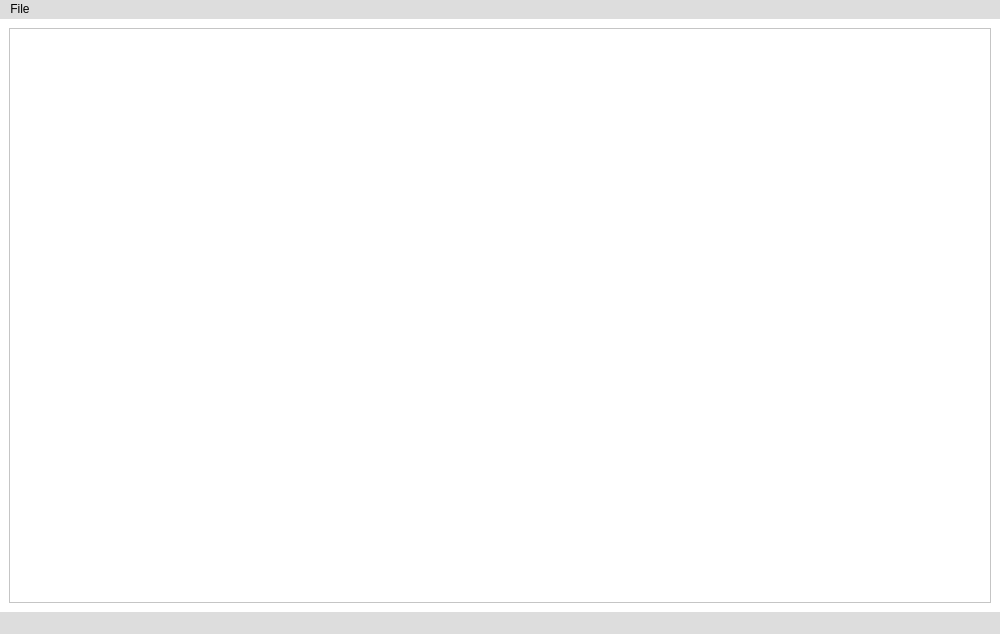
Old version of the form View/MainWindowUI.ui in the repository R1ma0/ImgToPDFConverter.
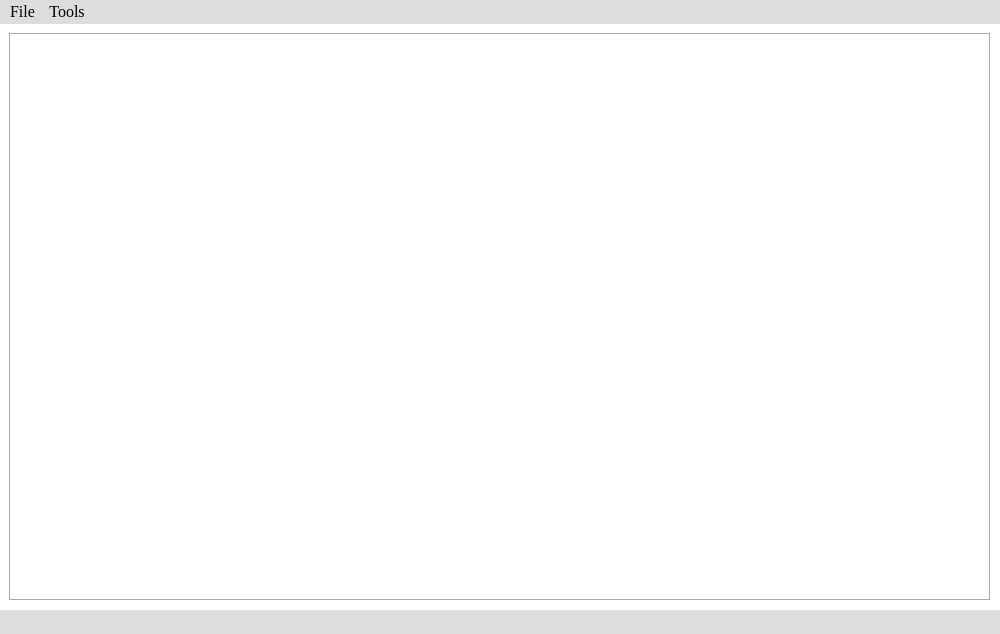
New version of the form. Icons and pictures are not drawn.

What changed in the file:
```diff
--- a/View/MainWindowUI.ui
+++ b/View/MainWindowUI.ui
@@ -37,7 +37,41 @@
   <widget class="QWidget" name="centralwidget">
    <layout class="QHBoxLayout" name="horizontalLayout">
     <item>
-     <widget class="QListWidget" name="listWidget"/>
+     <widget class="QListWidget" name="listWidget">
+      <property name="font">
+       <font>
+        <family>Times New Roman</family>
+        <pointsize>14</pointsize>
+       </font>
+      </property>
+      <property name="frameShape">
+       <enum>QFrame::Box</enum>
+      </property>
+      <property name="frameShadow">
+       <enum>QFrame::Sunken</enum>
+      </property>
+      <property name="editTriggers">
+       <set>QAbstractItemView::NoEditTriggers</set>
+      </property>
+      <property name="tabKeyNavigation">
+       <bool>true</bool>
+      </property>
+      <property name="showDropIndicator" stdset="0">
+       <bool>false</bool>
+      </property>
+      <property name="dragEnabled">
+       <bool>false</bool>
+      </property>
+      <property name="dragDropMode">
+       <enum>QAbstractItemView::NoDragDrop</enum>
+      </property>
+      <property name="defaultDropAction">
+       <enum>Qt::MoveAction</enum>
+      </property>
+      <property name="selectionMode">
+       <enum>QAbstractItemView::NoSelection</enum>
+      </property>
+     </widget>
     </item>
    </layout>
   </widget>
@@ -47,26 +81,51 @@
      <x>0</x>
      <y>0</y>
      <width>1000</width>
-     <height>21</height>
+     <height>25</height>
     </rect>
    </property>
+   <property name="font">
+    <font>
+     <family>Times New Roman</family>
+     <pointsize>12</pointsize>
+    </font>
+   </property>
    <property name="styleSheet">
     <string notr="true">background-color: rgb(221, 221, 221);</string>
    </property>
    <widget class="QMenu" name="menuFile">
+    <property name="font">
+     <font>
+      <family>Times New Roman</family>
+      <pointsize>12</pointsize>
+     </font>
+    </property>
     <property name="title">
      <string>File</string>
     </property>
     <addaction name="actionOpen_Image"/>
     <addaction name="actionExport_to_PDF"/>
    </widget>
+   <widget class="QMenu" name="menuTools">
+    <property name="font">
+     <font>
+      <family>Times New Roman</family>
+      <pointsize>12</pointsize>
+     </font>
+    </property>
+    <property name="title">
+     <string>Tools</string>
+    </property>
+    <addaction name="actionClear"/>
+   </widget>
    <addaction name="menuFile"/>
+   <addaction name="menuTools"/>
   </widget>
   <widget class="QStatusBar" name="statusbar">
    <property name="font">
     <font>
      <family>Times New Roman</family>
-     <pointsize>10</pointsize>
+     <pointsize>12</pointsize>
     </font>
    </property>
    <property name="styleSheet">
```
Left out of the diff: 64 changed lines with no effect on the pictures.
